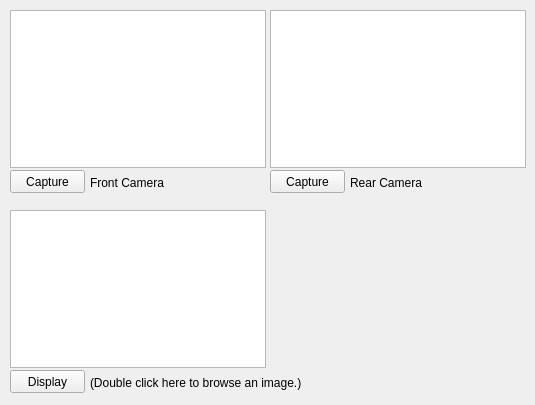
This is MainWindow.ui in Jeon-Minwoo/SolubilityMeasurement_host as Qt 5 draws it before an edit. The edited form follows.
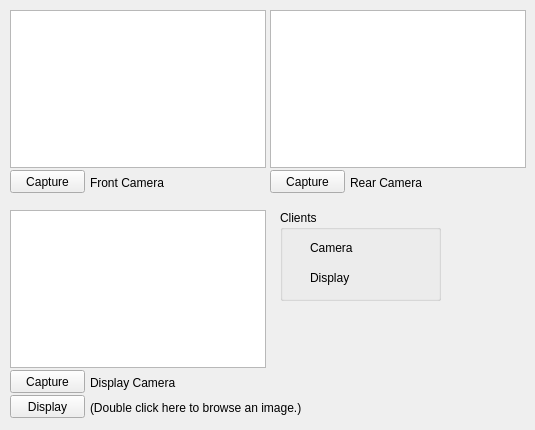
This is the edited form.

The edit to the form file:
```diff
--- a/MainWindow.ui
+++ b/MainWindow.ui
@@ -7,19 +7,19 @@
     <x>0</x>
     <y>0</y>
     <width>535</width>
-    <height>405</height>
+    <height>430</height>
    </rect>
   </property>
   <property name="minimumSize">
    <size>
     <width>535</width>
-    <height>405</height>
+    <height>430</height>
    </size>
   </property>
   <property name="maximumSize">
    <size>
     <width>535</width>
-    <height>405</height>
+    <height>430</height>
    </size>
   </property>
   <property name="windowTitle">
@@ -118,7 +118,7 @@
      </rect>
     </property>
     <property name="text">
-     <string>Display</string>
+     <string>Capture</string>
     </property>
    </widget>
    <widget class="QLabel" name="imagePathLabel">
@@ -131,9 +131,94 @@
      </rect>
     </property>
     <property name="text">
+     <string>Display Camera</string>
+    </property>
+   </widget>
+   <widget class="QGroupBox" name="client_state_group_box">
+    <property name="geometry">
+     <rect>
+      <x>280</x>
+      <y>210</y>
+      <width>161</width>
+      <height>91</height>
+     </rect>
+    </property>
+    <property name="title">
+     <string>Clients</string>
+    </property>
+    <widget class="QLabel" name="camera_state_label">
+     <property name="geometry">
+      <rect>
+       <x>30</x>
+       <y>30</y>
+       <width>81</width>
+       <height>16</height>
+      </rect>
+     </property>
+     <property name="text">
+      <string>Camera</string>
+     </property>
+    </widget>
+    <widget class="QWidget" name="display_state_view" native="true">
+     <property name="geometry">
+      <rect>
+       <x>10</x>
+       <y>60</y>
+       <width>16</width>
+       <height>16</height>
+      </rect>
+     </property>
+    </widget>
+    <widget class="QWidget" name="camera_state_view" native="true">
+     <property name="geometry">
+      <rect>
+       <x>10</x>
+       <y>30</y>
+       <width>16</width>
+       <height>16</height>
+      </rect>
+     </property>
+    </widget>
+    <widget class="QLabel" name="display_state_label">
+     <property name="geometry">
+      <rect>
+       <x>30</x>
+       <y>60</y>
+       <width>81</width>
+       <height>16</height>
+      </rect>
+     </property>
+     <property name="text">
+      <string>Display</string>
+     </property>
+    </widget>
+   </widget>
+   <widget class="QLabel" name="image_path_label">
+    <property name="geometry">
+     <rect>
+      <x>90</x>
+      <y>400</y>
+      <width>231</width>
+      <height>16</height>
+     </rect>
+    </property>
+    <property name="text">
      <string>(Double click here to browse an image.)</string>
     </property>
    </widget>
+   <widget class="QPushButton" name="send_image_to_display_button">
+    <property name="geometry">
+     <rect>
+      <x>10</x>
+      <y>395</y>
+      <width>75</width>
+      <height>23</height>
+     </rect>
+    </property>
+    <property name="text">
+     <string>Display</string>
+    </property>
+   </widget>
   </widget>
  </widget>
  <resources/>
```
Left out of the diff: 26 changed lines with no effect on the pictures.
